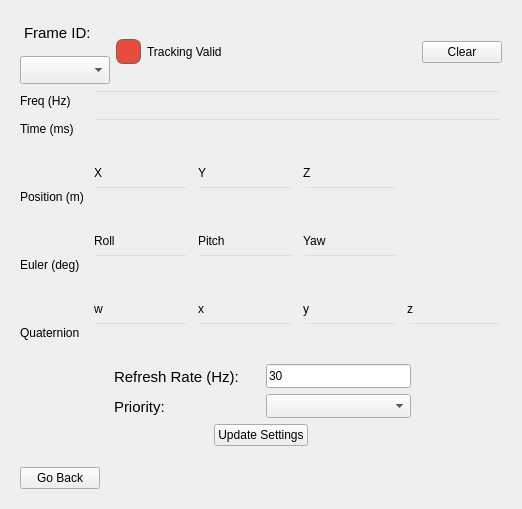
Above: src/mocap_manager.ui from YevheniiKovryzhenko/KGroundControl before the change. Below: the same form after it.
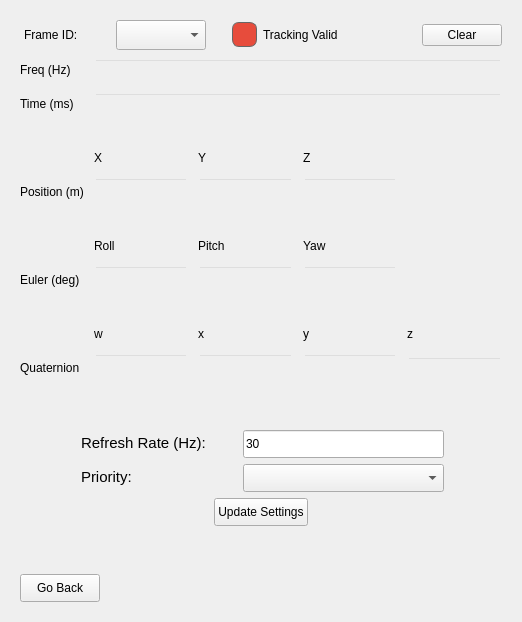
That is the form after the change. The open tabs and pages were chosen to show the change.

Commit message: updated;refined;fixed mocap interface

Diff of the .ui file:
```diff
--- a/src/mocap_manager.ui
+++ b/src/mocap_manager.ui
@@ -7,7 +7,7 @@
     <x>0</x>
     <y>0</y>
     <width>518</width>
-    <height>509</height>
+    <height>618</height>
    </rect>
   </property>
   <property name="windowTitle">
@@ -19,13 +19,13 @@
   <property name="locale">
    <locale language="English" country="UnitedStates"/>
   </property>
-  <layout class="QVBoxLayout" name="verticalLayout_17">
+  <layout class="QVBoxLayout" name="verticalLayout_5">
    <item>
     <widget class="QStackedWidget" name="stackedWidget_main_scroll_window">
      <property name="minimumSize">
       <size>
        <width>500</width>
-       <height>400</height>
+       <height>600</height>
       </size>
      </property>
      <property name="currentIndex">
@@ -1122,124 +1122,18 @@
       <layout class="QVBoxLayout" name="verticalLayout_9">
        <item>
         <layout class="QHBoxLayout" name="horizontalLayout_4">
-         <item>
-          <layout class="QVBoxLayout" name="verticalLayout_5">
-           <item>
-            <widget class="QTextBrowser" name="textBrowser_2">
-             <property name="sizePolicy">
-              <sizepolicy hsizetype="MinimumExpanding" vsizetype="Fixed">
-               <horstretch>0</horstretch>
-               <verstretch>0</verstretch>
-              </sizepolicy>
-             </property>
-             <property name="minimumSize">
-              <size>
-               <width>90</width>
-               <height>30</height>
-              </size>
-             </property>
-             <property name="maximumSize">
-              <size>
-               <width>500</width>
-               <height>30</height>
-              </size>
-             </property>
-             <property name="sizeIncrement">
-              <size>
-               <width>0</width>
-               <height>0</height>
-              </size>
-             </property>
-             <property name="baseSize">
-              <size>
-               <width>0</width>
-               <height>0</height>
-              </size>
-             </property>
-             <property name="layoutDirection">
-              <enum>Qt::LeftToRight</enum>
-             </property>
-             <property name="autoFillBackground">
-              <bool>false</bool>
-             </property>
-             <property name="styleSheet">
-              <string notr="true">background: transparent;</string>
-             </property>
-             <property name="frameShape">
-              <enum>QFrame::NoFrame</enum>
-             </property>
-             <property name="frameShadow">
-              <enum>QFrame::Plain</enum>
-             </property>
-             <property name="verticalScrollBarPolicy">
-              <enum>Qt::ScrollBarAlwaysOff</enum>
-             </property>
-             <property name="horizontalScrollBarPolicy">
-              <enum>Qt::ScrollBarAlwaysOff</enum>
-             </property>
-             <property name="sizeAdjustPolicy">
-              <enum>QAbstractScrollArea::AdjustToContents</enum>
-             </property>
-             <property name="lineWrapMode">
-              <enum>QTextEdit::WidgetWidth</enum>
-             </property>
-             <property name="html">
-              <string>&lt;!DOCTYPE HTML PUBLIC &quot;-//W3C//DTD HTML 4.0//EN&quot; &quot;http://www.w3.org/TR/REC-html40/strict.dtd&quot;&gt;
-&lt;html&gt;&lt;head&gt;&lt;meta name=&quot;qrichtext&quot; content=&quot;1&quot; /&gt;&lt;meta charset=&quot;utf-8&quot; /&gt;&lt;style type=&quot;text/css&quot;&gt;
-p, li { white-space: pre-wrap; }
-hr { height: 1px; border-width: 0; }
-li.unchecked::marker { content: &quot;\2610&quot;; }
-li.checked::marker { content: &quot;\2612&quot;; }
-&lt;/style&gt;&lt;/head&gt;&lt;body style=&quot; font-family:'Ubuntu Sans'; font-size:11pt; font-weight:400; font-style:normal;&quot;&gt;
-&lt;p style=&quot; margin-top:0px; margin-bottom:0px; margin-left:0px; margin-right:0px; -qt-block-indent:0; text-indent:0px;&quot;&gt;Frame ID:&lt;/p&gt;&lt;/body&gt;&lt;/html&gt;</string>
-             </property>
-             <property name="textInteractionFlags">
-              <set>Qt::NoTextInteraction</set>
-             </property>
-            </widget>
-           </item>
-           <item>
-            <widget class="QComboBox" name="cmbx_frameid">
-             <property name="sizePolicy">
-              <sizepolicy hsizetype="MinimumExpanding" vsizetype="Fixed">
-               <horstretch>30</horstretch>
-               <verstretch>0</verstretch>
-              </sizepolicy>
-             </property>
-             <property name="minimumSize">
-              <size>
-               <width>90</width>
-               <height>28</height>
-              </size>
-             </property>
-             <property name="maximumSize">
-              <size>
-               <width>500</width>
-               <height>16777215</height>
-              </size>
-             </property>
-             <property name="baseSize">
-              <size>
-               <width>0</width>
-               <height>0</height>
-              </size>
-             </property>
-            </widget>
-           </item>
-          </layout>
-         </item>
          <item>
           <widget class="QWidget" name="valid_indicator_widget" native="true">
            <property name="sizePolicy">
-            <sizepolicy hsizetype="Minimum" vsizetype="Fixed">
+            <sizepolicy hsizetype="Preferred" vsizetype="Preferred">
              <horstretch>0</horstretch>
              <verstretch>0</verstretch>
             </sizepolicy>
            </property>
            <property name="minimumSize">
             <size>
-             <width>140</width>
-             <height>24</height>
+             <width>0</width>
+             <height>0</height>
             </size>
            </property>
            <layout class="QHBoxLayout" name="horizontalLayout_valid">
@@ -1258,6 +1152,82 @@
             <property name="bottomMargin">
              <number>0</number>
             </property>
+            <item>
+             <layout class="QHBoxLayout" name="horizontalLayout_15">
+              <item>
+               <widget class="QLabel" name="textBrowser_2">
+                <property name="minimumSize">
+                 <size>
+                  <width>90</width>
+                  <height>30</height>
+                 </size>
+                </property>
+                <property name="maximumSize">
+                 <size>
+                  <width>500</width>
+                  <height>30</height>
+                 </size>
+                </property>
+                <property name="styleSheet">
+                 <string notr="true">background: transparent;</string>
+                </property>
+                <property name="frameShape">
+                 <enum>QFrame::Panel</enum>
+                </property>
+                <property name="frameShadow">
+                 <enum>QFrame::Sunken</enum>
+                </property>
+                <property name="text">
+                 <string>Frame ID:</string>
+                </property>
+               </widget>
+              </item>
+              <item>
+               <widget class="QComboBox" name="cmbx_frameid">
+                <property name="sizePolicy">
+                 <sizepolicy hsizetype="MinimumExpanding" vsizetype="Fixed">
+                  <horstretch>30</horstretch>
+                  <verstretch>0</verstretch>
+                 </sizepolicy>
+                </property>
+                <property name="minimumSize">
+                 <size>
+                  <width>90</width>
+                  <height>30</height>
+                 </size>
+                </property>
+                <property name="maximumSize">
+                 <size>
+                  <width>500</width>
+                  <height>16777215</height>
+                 </size>
+                </property>
+                <property name="baseSize">
+                 <size>
+                  <width>0</width>
+                  <height>0</height>
+                 </size>
+                </property>
+               </widget>
+              </item>
+             </layout>
+            </item>
+            <item>
+             <spacer name="horizontalSpacer_17">
+              <property name="orientation">
+               <enum>Qt::Horizontal</enum>
+              </property>
+              <property name="sizeType">
+               <enum>QSizePolicy::Fixed</enum>
+              </property>
+              <property name="sizeHint" stdset="0">
+               <size>
+                <width>20</width>
+                <height>20</height>
+               </size>
+              </property>
+             </spacer>
+            </item>
             <item>
              <widget class="QLabel" name="led_valid">
               <property name="minimumSize">
@@ -1279,6 +1249,24 @@
             </item>
             <item>
              <widget class="QLabel" name="lbl_valid_text">
+              <property name="sizePolicy">
+               <sizepolicy hsizetype="Minimum" vsizetype="Preferred">
+                <horstretch>0</horstretch>
+                <verstretch>0</verstretch>
+               </sizepolicy>
+              </property>
+              <property name="minimumSize">
+               <size>
+                <width>150</width>
+                <height>0</height>
+               </size>
+              </property>
+              <property name="maximumSize">
+               <size>
+                <width>200</width>
+                <height>16777215</height>
+               </size>
+              </property>
               <property name="styleSheet">
                <string notr="true">background: transparent;</string>
               </property>
@@ -1331,6 +1319,12 @@
              <verstretch>0</verstretch>
             </sizepolicy>
            </property>
+           <property name="minimumSize">
+            <size>
+             <width>0</width>
+             <height>28</height>
+            </size>
+           </property>
            <property name="mouseTracking">
             <bool>false</bool>
            </property>
@@ -1353,6 +1347,12 @@
              <verstretch>0</verstretch>
             </sizepolicy>
            </property>
+           <property name="minimumSize">
+            <size>
+             <width>0</width>
+             <height>28</height>
+            </size>
+           </property>
            <property name="mouseTracking">
             <bool>false</bool>
            </property>
@@ -1369,6 +1369,12 @@
          </item>
          <item row="9" column="2">
           <widget class="QLabel" name="label_8">
+           <property name="minimumSize">
+            <size>
+             <width>0</width>
+             <height>28</height>
+            </size>
+           </property>
            <property name="text">
             <string>x</string>
            </property>
@@ -1376,6 +1382,12 @@
          </item>
          <item row="3" column="2">
           <widget class="QLabel" name="label_2">
+           <property name="minimumSize">
+            <size>
+             <width>0</width>
+             <height>28</height>
+            </size>
+           </property>
            <property name="text">
             <string>Y</string>
            </property>
@@ -1399,6 +1411,12 @@
          </item>
          <item row="10" column="0">
           <widget class="QLabel" name="label_quat">
+           <property name="minimumSize">
+            <size>
+             <width>0</width>
+             <height>28</height>
+            </size>
+           </property>
            <property name="text">
             <string>Quaternion</string>
            </property>
@@ -1412,6 +1430,12 @@
              <verstretch>0</verstretch>
             </sizepolicy>
            </property>
+           <property name="minimumSize">
+            <size>
+             <width>0</width>
+             <height>28</height>
+            </size>
+           </property>
            <property name="mouseTracking">
             <bool>false</bool>
            </property>
@@ -1466,6 +1490,12 @@
          </item>
          <item row="6" column="1">
           <widget class="QLabel" name="label_4">
+           <property name="minimumSize">
+            <size>
+             <width>0</width>
+             <height>28</height>
+            </size>
+           </property>
            <property name="text">
             <string>Roll</string>
            </property>
@@ -1479,6 +1509,12 @@
              <verstretch>0</verstretch>
             </sizepolicy>
            </property>
+           <property name="minimumSize">
+            <size>
+             <width>0</width>
+             <height>28</height>
+            </size>
+           </property>
            <property name="mouseTracking">
             <bool>false</bool>
            </property>
@@ -1495,6 +1531,12 @@
          </item>
          <item row="6" column="3">
           <widget class="QLabel" name="label_6">
+           <property name="minimumSize">
+            <size>
+             <width>0</width>
+             <height>28</height>
+            </size>
+           </property>
            <property name="text">
             <string>Yaw</string>
            </property>
@@ -1502,6 +1544,12 @@
          </item>
          <item row="3" column="1">
           <widget class="QLabel" name="label">
+           <property name="minimumSize">
+            <size>
+             <width>0</width>
+             <height>28</height>
+            </size>
+           </property>
            <property name="text">
             <string>X</string>
            </property>
@@ -1515,6 +1563,12 @@
              <verstretch>0</verstretch>
             </sizepolicy>
            </property>
+           <property name="minimumSize">
+            <size>
+             <width>0</width>
+             <height>28</height>
+            </size>
+           </property>
            <property name="mouseTracking">
             <bool>false</bool>
            </property>
@@ -1531,6 +1585,12 @@
          </item>
          <item row="9" column="4">
           <widget class="QLabel" name="label_10">
+           <property name="minimumSize">
+            <size>
+             <width>0</width>
+             <height>28</height>
+            </size>
+           </property>
            <property name="text">
             <string>z</string>
            </property>
@@ -1544,6 +1604,12 @@
              <verstretch>0</verstretch>
             </sizepolicy>
            </property>
+           <property name="minimumSize">
+            <size>
+             <width>0</width>
+             <height>28</height>
+            </size>
+           </property>
            <property name="mouseTracking">
             <bool>false</bool>
            </property>
@@ -1560,6 +1626,12 @@
          </item>
          <item row="6" column="2">
           <widget class="QLabel" name="label_5">
+           <property name="minimumSize">
+            <size>
+             <width>0</width>
+             <height>28</height>
+            </size>
+           </property>
            <property name="text">
             <string>Pitch</string>
            </property>
@@ -1567,6 +1639,12 @@
          </item>
          <item row="9" column="3">
           <widget class="QLabel" name="label_9">
+           <property name="minimumSize">
+            <size>
+             <width>0</width>
+             <height>28</height>
+            </size>
+           </property>
            <property name="text">
             <string>y</string>
            </property>
@@ -1574,6 +1652,12 @@
          </item>
          <item row="4" column="0">
           <widget class="QLabel" name="label_pos">
+           <property name="minimumSize">
+            <size>
+             <width>0</width>
+             <height>28</height>
+            </size>
+           </property>
            <property name="text">
             <string>Position (m)</string>
            </property>
@@ -1581,6 +1665,12 @@
          </item>
          <item row="3" column="3">
           <widget class="QLabel" name="label_3">
+           <property name="minimumSize">
+            <size>
+             <width>0</width>
+             <height>28</height>
+            </size>
+           </property>
            <property name="text">
             <string>Z</string>
            </property>
@@ -1594,6 +1684,12 @@
              <verstretch>0</verstretch>
             </sizepolicy>
            </property>
+           <property name="minimumSize">
+            <size>
+             <width>0</width>
+             <height>28</height>
+            </size>
+           </property>
            <property name="mouseTracking">
             <bool>false</bool>
            </property>
@@ -1616,6 +1712,12 @@
              <verstretch>0</verstretch>
             </sizepolicy>
            </property>
+           <property name="minimumSize">
+            <size>
+             <width>0</width>
+             <height>28</height>
+            </size>
+           </property>
            <property name="mouseTracking">
             <bool>false</bool>
            </property>
@@ -1632,6 +1734,12 @@
          </item>
          <item row="7" column="0">
           <widget class="QLabel" name="label_euler">
+           <property name="minimumSize">
+            <size>
+             <width>0</width>
+             <height>28</height>
+            </size>
+           </property>
            <property name="text">
             <string>Euler (deg)</string>
            </property>
@@ -1655,6 +1763,12 @@
          </item>
          <item row="9" column="1">
           <widget class="QLabel" name="label_7">
+           <property name="minimumSize">
+            <size>
+             <width>0</width>
+             <height>28</height>
+            </size>
+           </property>
            <property name="text">
             <string>w</string>
            </property>
@@ -1668,6 +1782,12 @@
              <verstretch>0</verstretch>
             </sizepolicy>
            </property>
+           <property name="minimumSize">
+            <size>
+             <width>0</width>
+             <height>28</height>
+            </size>
+           </property>
            <property name="mouseTracking">
             <bool>false</bool>
            </property>
@@ -1684,6 +1804,12 @@
          </item>
          <item row="0" column="0">
           <widget class="QLabel" name="label_freq">
+           <property name="minimumSize">
+            <size>
+             <width>0</width>
+             <height>28</height>
+            </size>
+           </property>
            <property name="text">
             <string>Freq (Hz)</string>
            </property>
@@ -1691,6 +1817,12 @@
          </item>
          <item row="1" column="0">
           <widget class="QLabel" name="label_time">
+           <property name="minimumSize">
+            <size>
+             <width>0</width>
+             <height>28</height>
+            </size>
+           </property>
            <property name="text">
             <string>Time (ms)</string>
            </property>
@@ -1773,21 +1905,21 @@
          <item>
           <widget class="QTextBrowser" name="textBrowser_3">
            <property name="sizePolicy">
-            <sizepolicy hsizetype="Minimum" vsizetype="Fixed">
+            <sizepolicy hsizetype="Fixed" vsizetype="Fixed">
              <horstretch>0</horstretch>
              <verstretch>0</verstretch>
             </sizepolicy>
            </property>
            <property name="minimumSize">
             <size>
-             <width>150</width>
-             <height>24</height>
+             <width>160</width>
+             <height>28</height>
             </size>
            </property>
            <property name="maximumSize">
             <size>
-             <width>100</width>
-             <height>24</height>
+             <width>160</width>
+             <height>28</height>
             </size>
            </property>
            <property name="sizeIncrement">
@@ -1847,21 +1979,21 @@
          <item>
           <widget class="QLineEdit" name="txt_refresh_rate">
            <property name="sizePolicy">
-            <sizepolicy hsizetype="Minimum" vsizetype="Fixed">
+            <sizepolicy hsizetype="MinimumExpanding" vsizetype="Fixed">
              <horstretch>0</horstretch>
              <verstretch>0</verstretch>
             </sizepolicy>
            </property>
            <property name="minimumSize">
             <size>
-             <width>145</width>
-             <height>24</height>
+             <width>201</width>
+             <height>28</height>
             </size>
            </property>
            <property name="maximumSize">
             <size>
              <width>345</width>
-             <height>24</height>
+             <height>28</height>
             </size>
            </property>
            <property name="inputMask">
@@ -1908,21 +2040,21 @@
          <item>
           <widget class="QTextBrowser" name="textBrowser_4">
            <property name="sizePolicy">
-            <sizepolicy hsizetype="Minimum" vsizetype="Fixed">
+            <sizepolicy hsizetype="Fixed" vsizetype="Fixed">
              <horstretch>0</horstretch>
              <verstretch>0</verstretch>
             </sizepolicy>
            </property>
            <property name="minimumSize">
             <size>
-             <width>150</width>
-             <height>24</height>
+             <width>160</width>
+             <height>28</height>
             </size>
            </property>
            <property name="maximumSize">
             <size>
-             <width>100</width>
-             <height>24</height>
+             <width>160</width>
+             <height>28</height>
             </size>
            </property>
            <property name="sizeIncrement">
@@ -1982,21 +2114,21 @@
          <item>
           <widget class="QComboBox" name="cmbx_refresh_priority">
            <property name="sizePolicy">
-            <sizepolicy hsizetype="Minimum" vsizetype="Fixed">
+            <sizepolicy hsizetype="MinimumExpanding" vsizetype="Fixed">
              <horstretch>0</horstretch>
              <verstretch>0</verstretch>
             </sizepolicy>
            </property>
            <property name="minimumSize">
             <size>
-             <width>145</width>
-             <height>24</height>
+             <width>201</width>
+             <height>28</height>
             </size>
            </property>
            <property name="maximumSize">
             <size>
              <width>345</width>
-             <height>24</height>
+             <height>28</height>
             </size>
            </property>
            <property name="baseSize">
@@ -2039,6 +2171,12 @@
          </item>
          <item>
           <widget class="QPushButton" name="btn_refresh_update_settings">
+           <property name="minimumSize">
+            <size>
+             <width>0</width>
+             <height>28</height>
+            </size>
+           </property>
            <property name="text">
             <string>Update Settings</string>
            </property>
@@ -2076,6 +2214,12 @@
         <layout class="QHBoxLayout" name="horizontalLayout_3">
          <item>
           <widget class="QPushButton" name="btn_connection_go_back_2">
+           <property name="minimumSize">
+            <size>
+             <width>0</width>
+             <height>28</height>
+            </size>
+           </property>
            <property name="text">
             <string>Go Back</string>
            </property>
```
Left out of the diff: 140 changed lines with no effect on the pictures. The commit also changes 5 other files.
